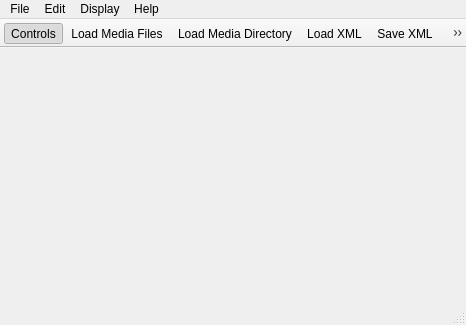
This is apps/multimediacycle-osg-qt/ACMultiMediaCycleOsgQt.ui in MediaCycle/MediaCycle as Qt 5 draws it before an edit. The edited form follows.
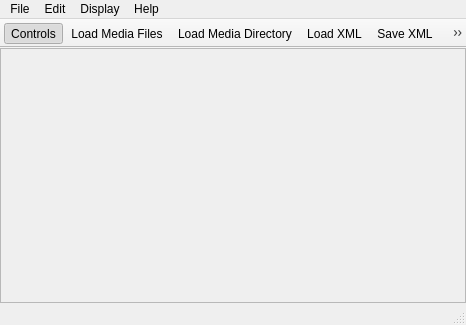
This is the edited form.

```diff
--- a/apps/multimediacycle-osg-qt/ACMultiMediaCycleOsgQt.ui
+++ b/apps/multimediacycle-osg-qt/ACMultiMediaCycleOsgQt.ui
@@ -42,6 +42,9 @@
     <property name="margin">
      <number>0</number>
     </property>
+    <item>
+     <widget class="QTableWidget" name="tableWidget"/>
+    </item>
    </layout>
   </widget>
   <widget class="QMenuBar" name="menubar">
```
